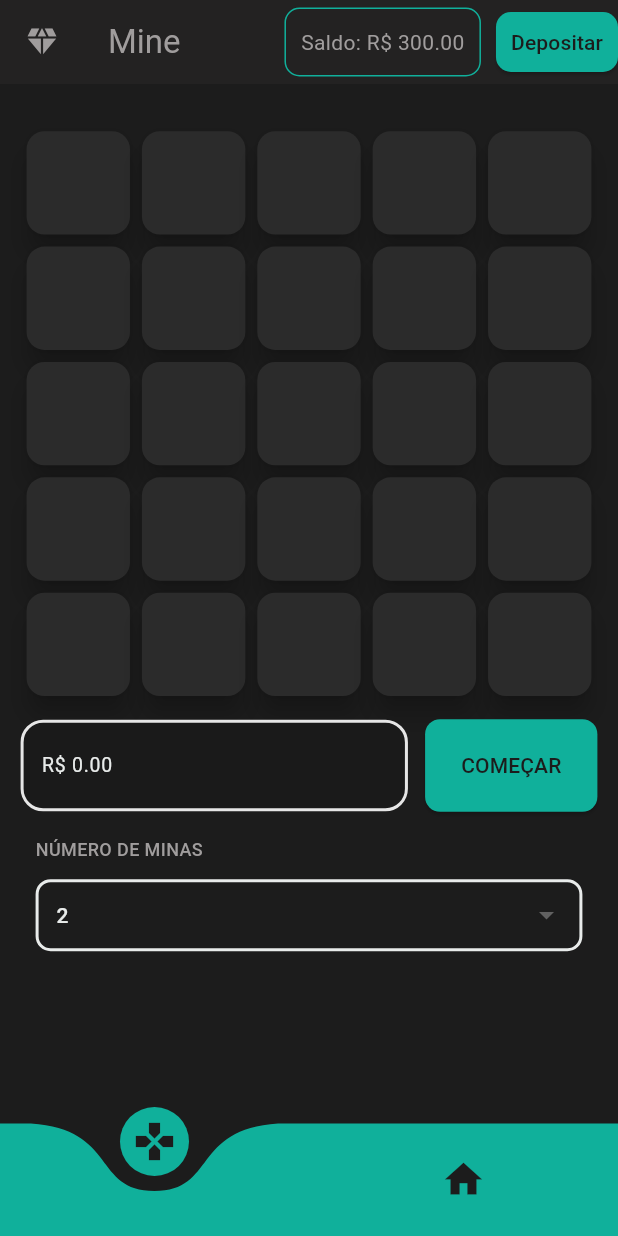
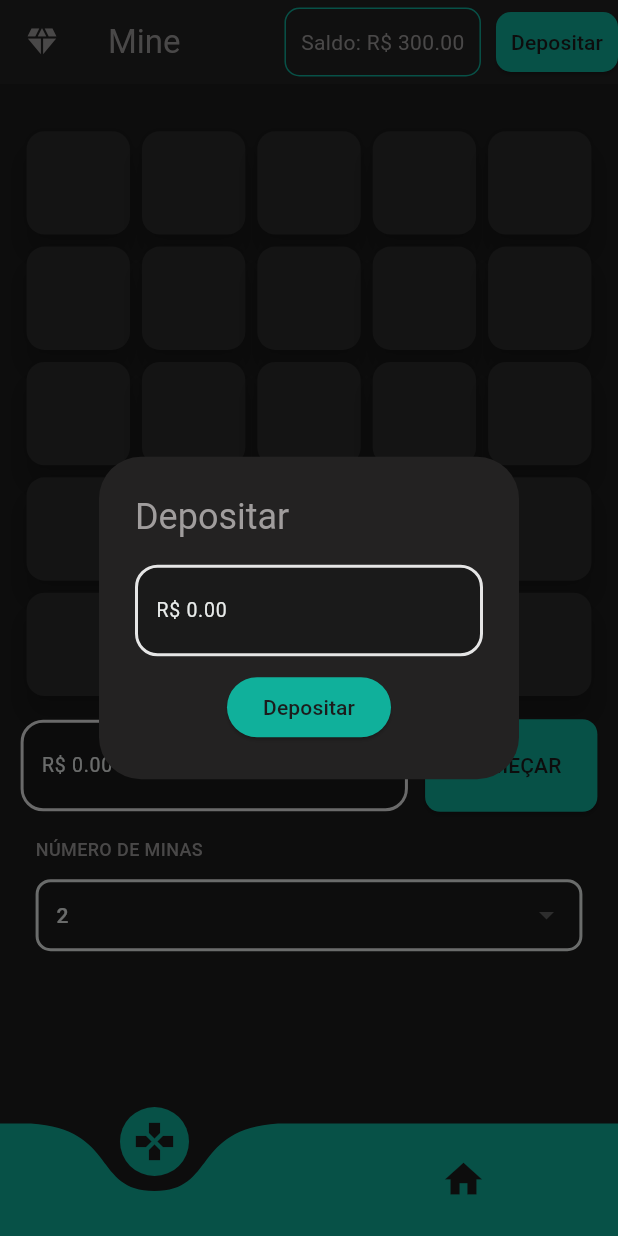
Before and after one commit to EnricoGollner/MineApp, a Flutter app: the screen it shows after launch, after a tap on "Depositar", on a phone screen of 412 x 824 dp. Run offline on Flutter 3.47's test engine with Material 3 defaults, Android fonts, the phone set to English and light mode, and no system bars; drawn by our look-alikes of curved_navigation_bar; our stand-ins replace animated_text_kit, flutter_secure_storage, freezed_annotation, get_it, google_fonts, material_design_icons_flutter and 2 more; accounts and stored records are empty.

Commit message:
basic screen to deposit

```diff
--- a/lib/src/Games/Mine/pages/mine_page.dart
+++ b/lib/src/Games/Mine/pages/mine_page.dart
@@ -7,7 +7,9 @@ import 'package:mine_app/src/core/theme/ui_helpers/ui_helpers.dart';
 import 'package:mine_app/src/Games/Mine/pages/widgets/box_card_mine.dart';
 
 import 'package:mine_app/src/Games/Mine/pages/widgets/box_dropdown_vertical.dart';
+import 'package:mine_app/src/core/utils/decimal_text_input_formatter.dart';
 import 'package:mine_app/src/core/utils/formatters.dart';
+import 'package:mine_app/src/shared/widgets/box_text_field.dart';
 
 class MinePage extends StatefulWidget {
   const MinePage({super.key});
@@ -56,7 +58,7 @@ class _MinePageState extends State<MinePage> {
               padding: const EdgeInsets.all(10),
               shape: const RoundedRectangleBorder(borderRadius: BorderRadius.all(Radius.circular(10))),
             ),
-            onPressed: () {},
+            onPressed: _showDialogToDeposit,
             child: const Text('Depositar'),
           ),
         ],
@@ -111,4 +113,36 @@ class _MinePageState extends State<MinePage> {
       ),
     );
   }
+
+  void _showDialogToDeposit() {
+    final TextEditingController newFundTxtController = TextEditingController();
+
+    showDialog(context: context, builder: (context) {
+      return AlertDialog(
+      title: const Text('Depositar'),
+      content: Column(
+        mainAxisSize: MainAxisSize.min,
+        children: [
+          BoxTextField(
+            controller: newFundTxtController,
+            hintText: Formatters.doubleToCurrency(0.0),
+            keyboardType: TextInputType.number,
+            inputFormatters: [
+              DecimalInputFormatter.signalBasedOnLocale,
+              DecimalInputFormatter(isCurrency: true),
+            ],
+          ),
+          const SizedBox(height: 10),
+          ElevatedButton(
+            onPressed: () {
+              getIt<UserController>().updateScore(Formatters.defaultTextEditingControllerFormatter(text: newFundTxtController.text).toDouble(), operation: Operation.add);
+              Navigator.pop(context);
+            },
+            child: const Text('Depositar'),
+          ),
+        ],
+      ),
+    );
+    });
+  }
 }
--- a/lib/src/Games/Mine/pages/widgets/box_menu_mine.dart
+++ b/lib/src/Games/Mine/pages/widgets/box_menu_mine.dart
@@ -40,7 +40,7 @@ class BoxMenuMine extends StatelessWidget {
             onTapOutside: (event) => Validators.handleDecimal(betTextController),
             inputFormatters: [
               DecimalInputFormatter.signalBasedOnLocale,
-              DecimalInputFormatter(decimalRange: 2, isCurrency: true),
+              DecimalInputFormatter(isCurrency: true),
             ],
           ),
         ),
```
